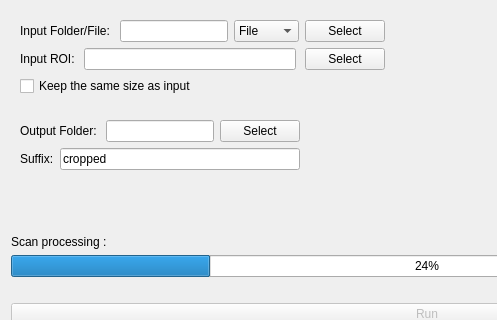
Qt form AutoCrop3D/Crop_Volumes_UI/Resources/UI/AutoCrop3D.ui (DCBIA-OrthoLab/SlicerAutomatedDentalTools) before a commit; both pictures show x 0 to 497 and y 0 to 320 of the 854 by 899 pixel window.
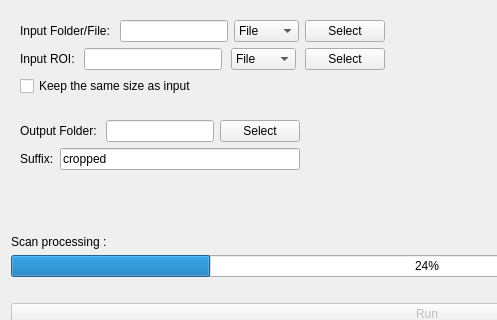
The same form after that commit. Custom widgets are drawn as their Qt base class.

Patch:
```diff
--- a/AutoCrop3D/Crop_Volumes_UI/Resources/UI/AutoCrop3D.ui
+++ b/AutoCrop3D/Crop_Volumes_UI/Resources/UI/AutoCrop3D.ui
@@ -77,6 +77,23 @@
             </property>
            </widget>
           </item>
+          <item>
+           <widget class="QComboBox" name="chooseType_ROI">
+            <property name="currentText">
+             <string>File</string>
+            </property>
+            <item>
+             <property name="text">
+              <string>File</string>
+             </property>
+            </item>
+            <item>
+             <property name="text">
+              <string>Folder</string>
+             </property>
+            </item>
+           </widget>
+          </item>
           <item>
            <widget class="QPushButton" name="SearchPathButtonV">
             <property name="text">
```
